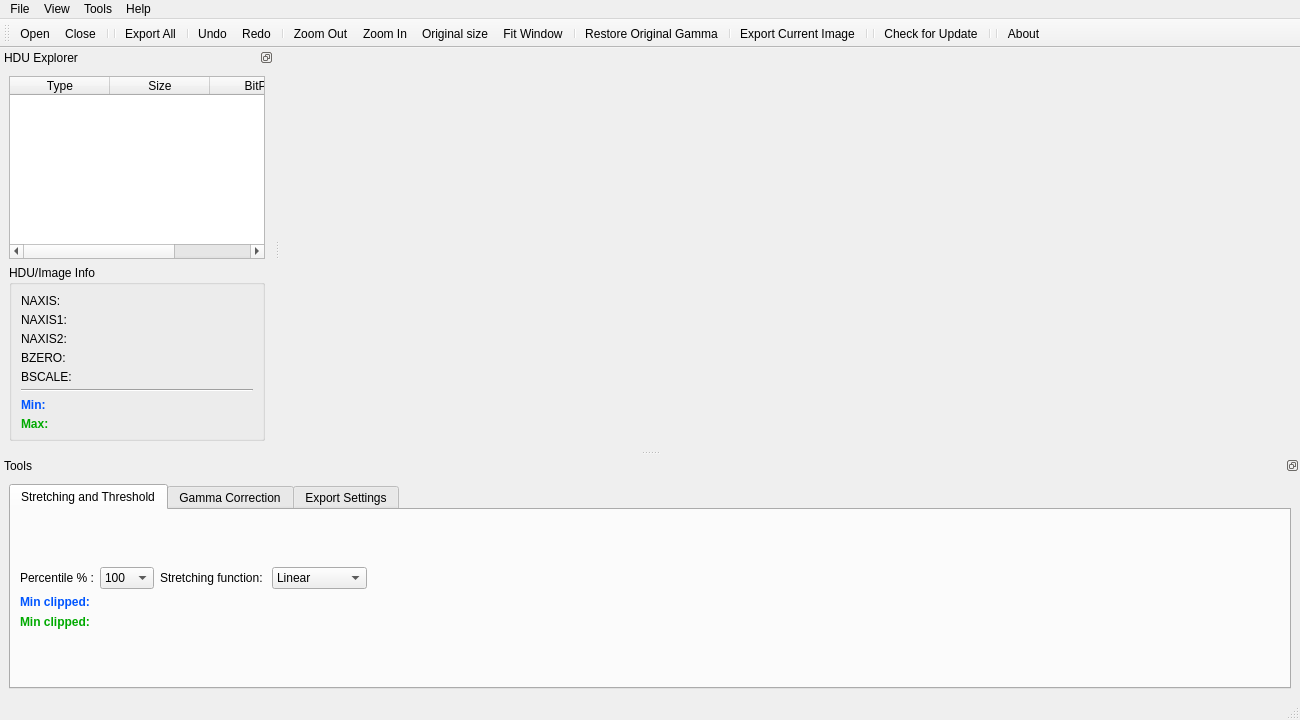
The window that mainwindow.ui (surhh/nfitsview) describes before a commit, drawn with Qt 5.
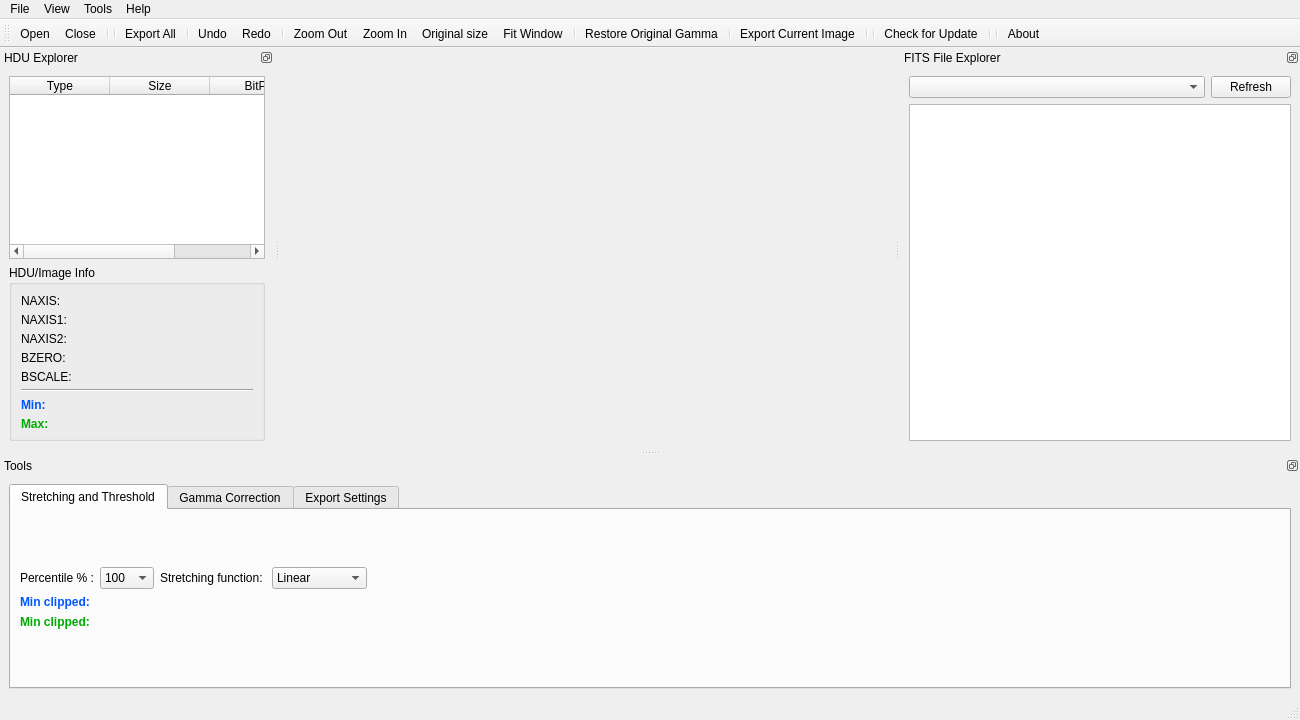
The same window after the commit. Icons and pictures are not drawn. Custom widgets are drawn as their Qt base class.

Patch:
```diff
--- a/mainwindow.ui
+++ b/mainwindow.ui
@@ -1353,6 +1353,83 @@
     </layout>
    </widget>
   </widget>
+  <widget class="QDockWidget" name="dockWidgetFITSExplorer">
+   <property name="minimumSize">
+    <size>
+     <width>400</width>
+     <height>295</height>
+    </size>
+   </property>
+   <property name="maximumSize">
+    <size>
+     <width>600</width>
+     <height>12000</height>
+    </size>
+   </property>
+   <property name="layoutDirection">
+    <enum>Qt::LayoutDirection::LeftToRight</enum>
+   </property>
+   <property name="features">
+    <set>QDockWidget::DockWidgetFeature::DockWidgetFloatable|QDockWidget::DockWidgetFeature::DockWidgetMovable</set>
+   </property>
+   <property name="allowedAreas">
+    <set>Qt::DockWidgetArea::RightDockWidgetArea</set>
+   </property>
+   <property name="windowTitle">
+    <string>FITS File Explorer</string>
+   </property>
+   <property name="dockLocation">
+    <enum>Qt::DockWidgetArea::RightDockWidgetArea</enum>
+   </property>
+   <attribute name="dockWidgetArea">
+    <number>2</number>
+   </attribute>
+   <widget class="QWidget" name="dockWidgetContents">
+    <layout class="QGridLayout" name="gridLayout_8">
+     <item row="0" column="0">
+      <layout class="QVBoxLayout" name="verticalLayoutFITSExplorer_1">
+       <item>
+        <layout class="QHBoxLayout" name="horizontalLayoutFITSExplorer_1">
+         <item>
+          <widget class="QComboBox" name="dirLocationCombo">
+           <property name="sizePolicy">
+            <sizepolicy hsizetype="Preferred" vsizetype="Fixed">
+             <horstretch>1</horstretch>
+             <verstretch>0</verstretch>
+            </sizepolicy>
+           </property>
+           <property name="sizeAdjustPolicy">
+            <enum>QComboBox::SizeAdjustPolicy::AdjustToContents</enum>
+           </property>
+          </widget>
+         </item>
+         <item>
+          <widget class="QPushButton" name="refreshDirsButton">
+           <property name="sizePolicy">
+            <sizepolicy hsizetype="Minimum" vsizetype="Fixed">
+             <horstretch>0</horstretch>
+             <verstretch>0</verstretch>
+            </sizepolicy>
+           </property>
+           <property name="text">
+            <string>Refresh</string>
+           </property>
+          </widget>
+         </item>
+        </layout>
+       </item>
+       <item>
+        <layout class="QHBoxLayout" name="horizontalLayoutFITSExplorer_2">
+         <item>
+          <widget class="QTreeView" name="treeViewFITSFiles"/>
+         </item>
+        </layout>
+       </item>
+      </layout>
+     </item>
+    </layout>
+   </widget>
+  </widget>
   <action name="actionOpen">
    <property name="icon">
     <iconset resource="resources.qrc">
```
Left out of the diff: 80 changed lines with no effect on the pictures.
